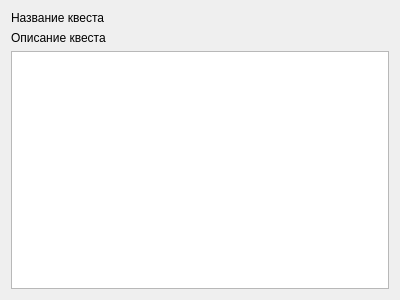
Qt form gui/quest_widget.ui (Miklene/Arena) before a commit.
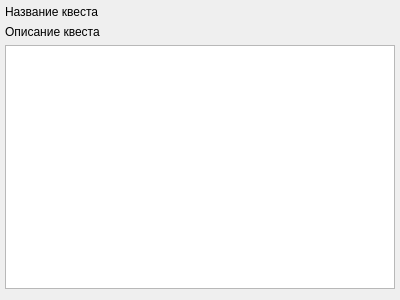
The same form after that commit.

What changed in the file:
```diff
--- a/gui/quest_widget.ui
+++ b/gui/quest_widget.ui
@@ -14,6 +14,15 @@
    <string>Form</string>
   </property>
   <layout class="QVBoxLayout" name="verticalLayout">
+   <property name="leftMargin">
+    <number>5</number>
+   </property>
+   <property name="topMargin">
+    <number>5</number>
+   </property>
+   <property name="rightMargin">
+    <number>5</number>
+   </property>
    <item>
     <widget class="QLabel" name="label_name">
      <property name="text">
```
